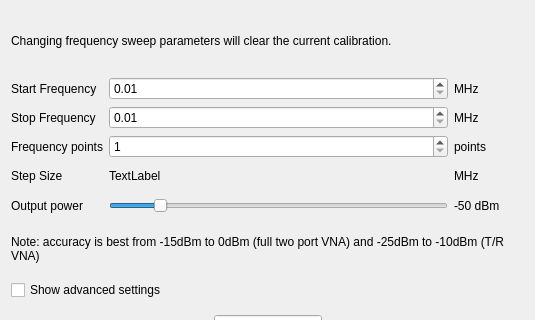
First picture: the form in vna_qt/frequencydialog.ui, repository nanovna-v2/NanoVNA-QT, before the edit; both pictures show x 0 to 535 and y 0 to 320 of the 535 by 669 pixel window.
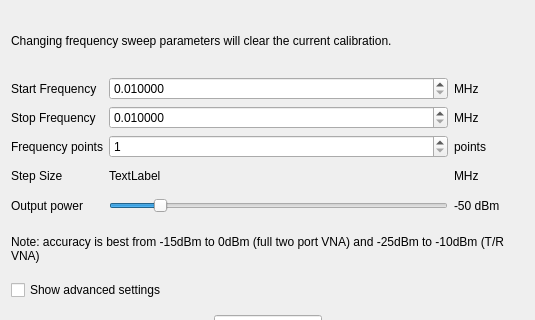
Second picture: the form after the edit.

The edit to the form file:
```diff
--- a/vna_qt/frequencydialog.ui
+++ b/vna_qt/frequencydialog.ui
@@ -179,6 +179,9 @@
      </item>
      <item row="0" column="1">
       <widget class="QDoubleSpinBox" name="t_start">
+       <property name="decimals">
+        <number>6</number>
+       </property>
        <property name="minimum">
         <double>0.010000000000000</double>
        </property>
@@ -192,6 +195,9 @@
      </item>
      <item row="1" column="1">
       <widget class="QDoubleSpinBox" name="t_stop">
+       <property name="decimals">
+        <number>6</number>
+       </property>
        <property name="minimum">
         <double>0.010000000000000</double>
        </property>
```
